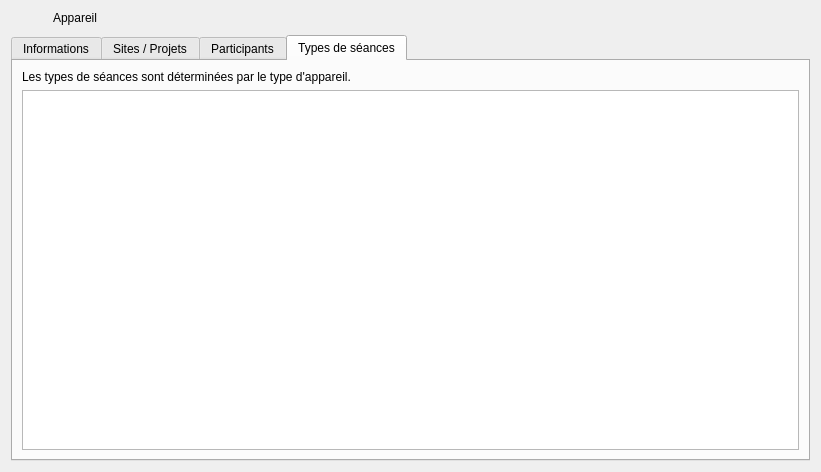
Before: the Qt Designer form client/src/editors/DeviceWidget.ui in introlab/openteraplus, drawn with Qt 5.
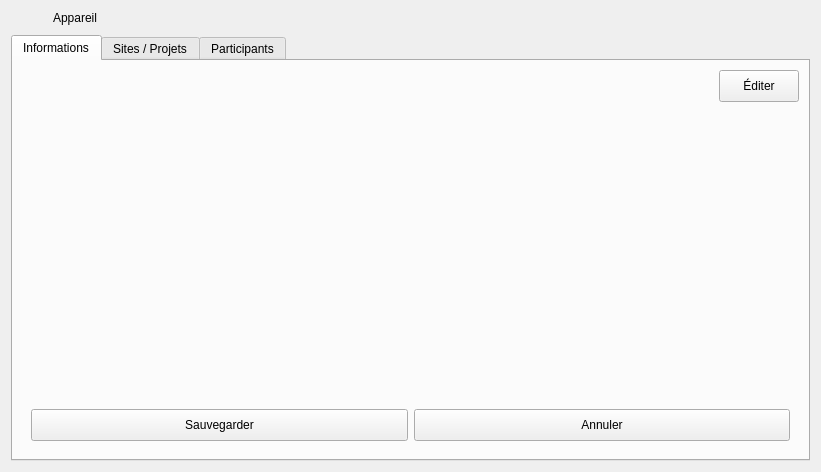
After: the same form once the commit is applied. The open tabs and pages were chosen to show the change. Icons and pictures are not drawn. Custom widgets are drawn as their Qt base class.

Commit message: Removed SessionType - DeviceType association

Diff of the .ui file:
```diff
--- a/client/src/editors/DeviceWidget.ui
+++ b/client/src/editors/DeviceWidget.ui
@@ -393,31 +393,6 @@
        </item>
       </layout>
      </widget>
-     <widget class="QWidget" name="tabSessionTypes">
-      <attribute name="icon">
-       <iconset resource="../../resources/TeraClient.qrc">
-        <normaloff>:/icons/session_type.png</normaloff>:/icons/session_type.png</iconset>
-      </attribute>
-      <attribute name="title">
-       <string>Types de séances</string>
-      </attribute>
-      <layout class="QVBoxLayout" name="verticalLayout_4">
-       <item>
-        <widget class="QLabel" name="lblWarning">
-         <property name="text">
-          <string>Les types de séances sont déterminées par le type d'appareil. </string>
-         </property>
-        </widget>
-       </item>
-       <item>
-        <widget class="QListWidget" name="lstSessionTypes">
-         <property name="enabled">
-          <bool>true</bool>
-         </property>
-        </widget>
-       </item>
-      </layout>
-     </widget>
     </widget>
    </item>
   </layout>
```
The commit also changes 12 other files.
